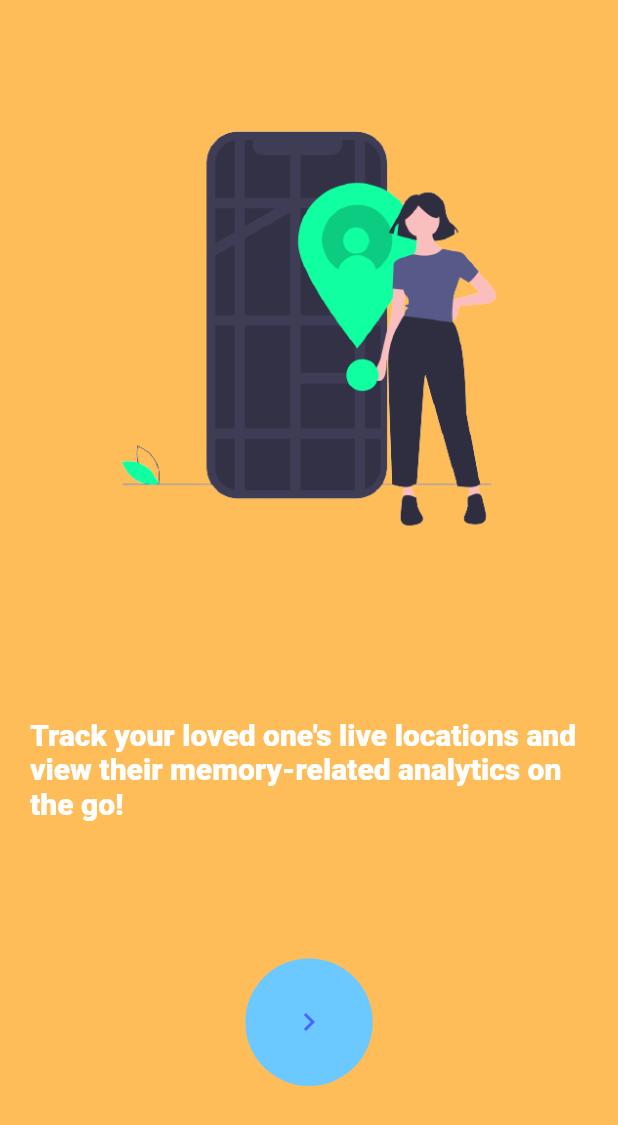
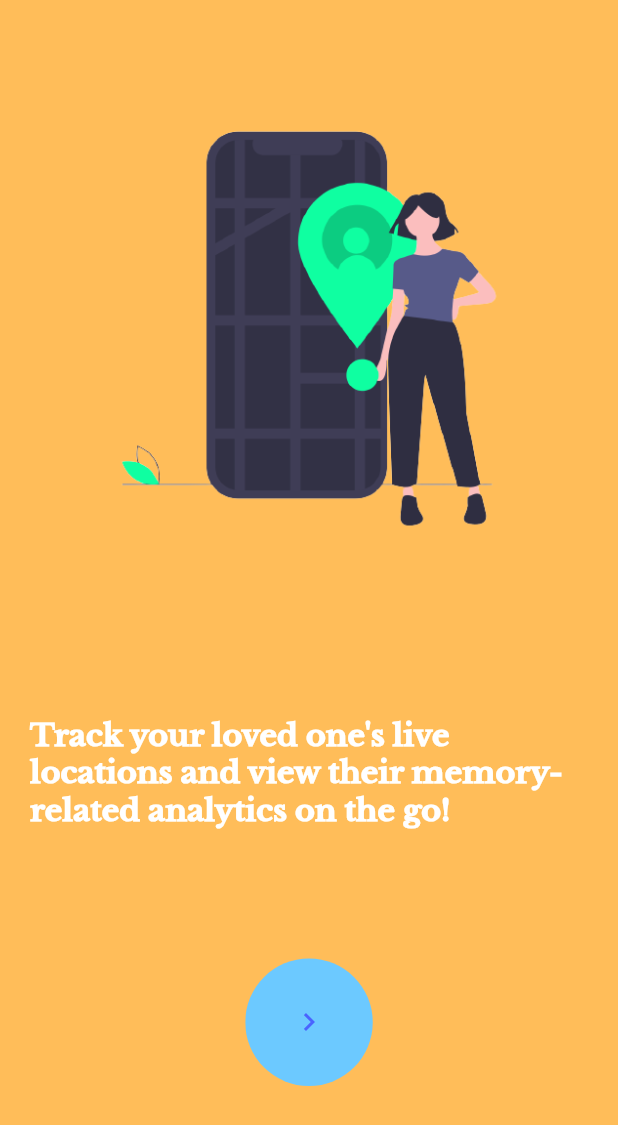
Before and after one commit to samiraliyev573/bchacks2021-juniorhelp, a Flutter app: the screen it shows after launch, after a tap on the "keyboard arrow right" icon, on a phone screen of 412 x 824 dp. Shown: the top 1125 px of the screen. Run offline on Flutter 3.47's test engine with Material 2 defaults, Android fonts, the phone set to English and light mode, and no system bars; our stand-ins replace cloud_firestore, fancy_bottom_navigation, firebase_core, firebase_messaging, fl_chart, flutter_datetime_picker and 5 more; accounts and stored records are empty.

Commit message:
ThemeData Updated

```diff
--- a/juniorhelp/lib/main.dart
+++ b/juniorhelp/lib/main.dart
@@ -21,7 +21,8 @@ class MyApp extends StatelessWidget {
       theme: ThemeData(
           brightness: Brightness.light,
           primaryColor: Colors.blue,
-          accentColor: Colors.orange),
+          accentColor: Colors.orange,
+          fontFamily: 'LibreBaskerville'),
       home: OnBoarding(),
     );
   }
--- a/juniorhelp/lib/screens/onboarding.dart
+++ b/juniorhelp/lib/screens/onboarding.dart
@@ -134,11 +134,6 @@ class _OnBoardingState extends State<OnBoarding> with TickerProviderStateMixin {
                       index++;
                     });
 
-                    if (index > 3) {
-                      setState(() {
-                        index = 0;
-                      });
-                    }
                     pageController.animateToPage(index,
                         duration: Duration(milliseconds: 500),
                         curve: Curves.easeInOutQuad);
```
Also changed, not shown: juniorhelp/pubspec.yaml (+9 -12 lines).
